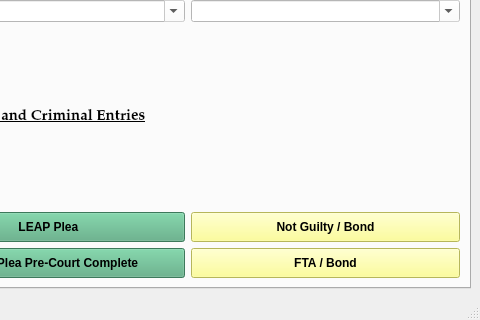
Qt form package/views/ui/MainWindow.ui (HunterProgram22/MuniEntry) before a commit; both pictures show x 380 to 860 and y 326 to 646 of the 860 by 646 pixel window.
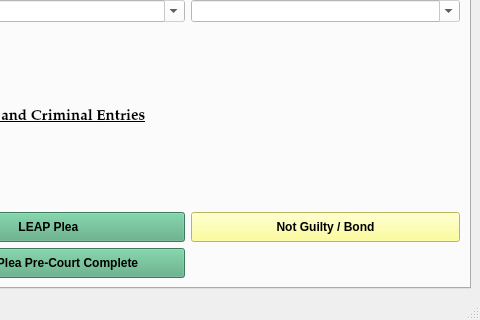
The same form after that commit.

The edit to the form file:
```diff
--- a/package/views/ui/MainWindow.ui
+++ b/package/views/ui/MainWindow.ui
@@ -221,22 +221,6 @@
           </property>
          </widget>
         </item>
-        <item row="8" column="2">
-         <widget class="QPushButton" name="FTABondButton">
-          <property name="minimumSize">
-           <size>
-            <width>120</width>
-            <height>30</height>
-           </size>
-          </property>
-          <property name="styleSheet">
-           <string notr="true">background-color: rgb(255, 255, 127);</string>
-          </property>
-          <property name="text">
-           <string>FTA / Bond</string>
-          </property>
-         </widget>
-        </item>
         <item row="1" column="0">
          <widget class="QRadioButton" name="bunner_radioButton">
           <property name="text">
```
Left out of the diff: 2 changed lines with no effect on the pictures.
